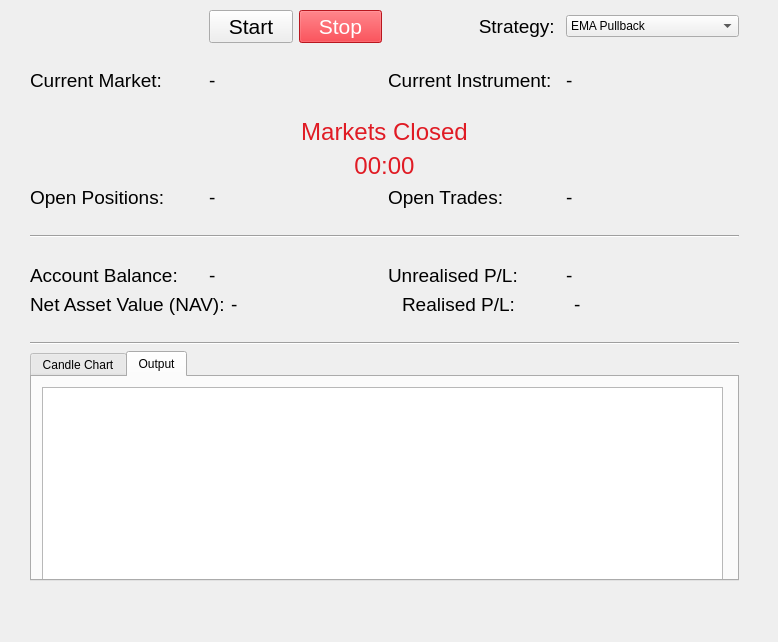
Before: the Qt Designer form pyTrade_GUI.ui in martynj2001/pieTrade, drawn with Qt 5.
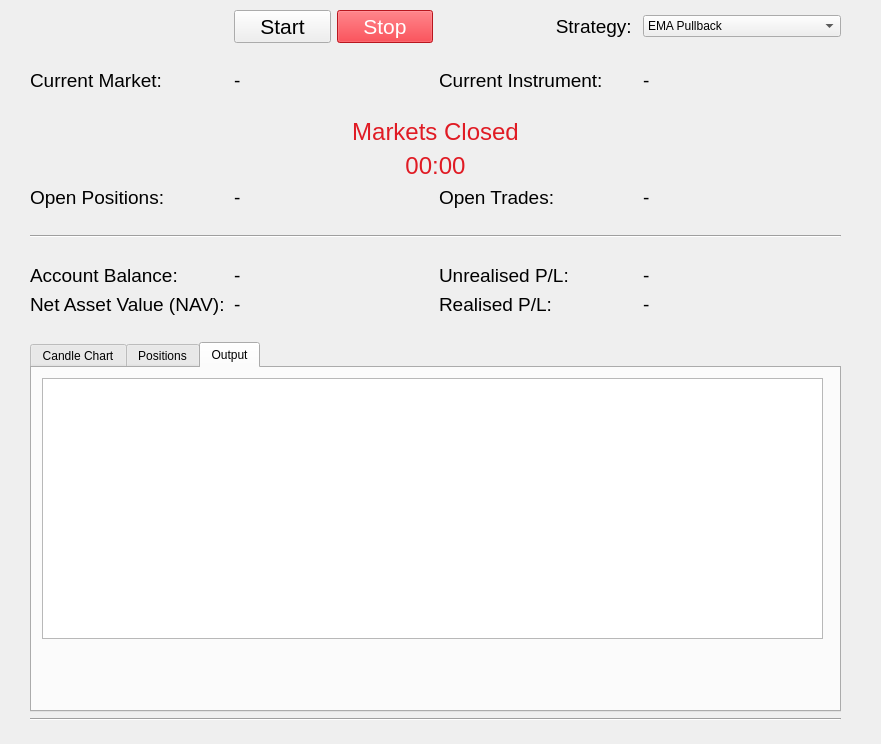
After: the same form once the commit is applied. Icons and pictures are not drawn.

Commit message: Fixed bug stopping trading after closing positions. Add risk based position sizing based on current balance.

Diff of the .ui file:
```diff
--- a/pyTrade_GUI.ui
+++ b/pyTrade_GUI.ui
@@ -6,8 +6,8 @@
    <rect>
     <x>0</x>
     <y>0</y>
-    <width>778</width>
-    <height>642</height>
+    <width>881</width>
+    <height>744</height>
    </rect>
   </property>
   <property name="windowTitle">
@@ -22,8 +22,8 @@
     <rect>
      <x>30</x>
      <y>10</y>
-     <width>709</width>
-     <height>571</height>
+     <width>811</width>
+     <height>711</height>
     </rect>
    </property>
    <layout class="QVBoxLayout" name="verticalLayout_3">
@@ -489,14 +489,7 @@
        </spacer>
       </item>
       <item>
-       <widget class="Line" name="line_2">
-        <property name="orientation">
-         <enum>Qt::Orientation::Horizontal</enum>
-        </property>
-       </widget>
-      </item>
-      <item>
-       <widget class="QTabWidget" name="tabWidget">
+       <widget class="QTabWidget" name="tb_positions">
         <property name="currentIndex">
          <number>1</number>
         </property>
@@ -518,6 +511,11 @@
           </property>
          </widget>
         </widget>
+        <widget class="QWidget" name="tab">
+         <attribute name="title">
+          <string>Positions</string>
+         </attribute>
+        </widget>
         <widget class="QWidget" name="tb_Output">
          <attribute name="title">
           <string>Output</string>
@@ -527,14 +525,21 @@
            <rect>
             <x>10</x>
             <y>10</y>
-            <width>681</width>
-            <height>221</height>
+            <width>781</width>
+            <height>261</height>
            </rect>
           </property>
          </widget>
         </widget>
        </widget>
       </item>
+      <item>
+       <widget class="Line" name="line_2">
+        <property name="orientation">
+         <enum>Qt::Orientation::Horizontal</enum>
+        </property>
+       </widget>
+      </item>
      </layout>
     </item>
    </layout>
```
Left out of the diff: 2 changed lines with no effect on the pictures. The commit also changes 5 other files.
